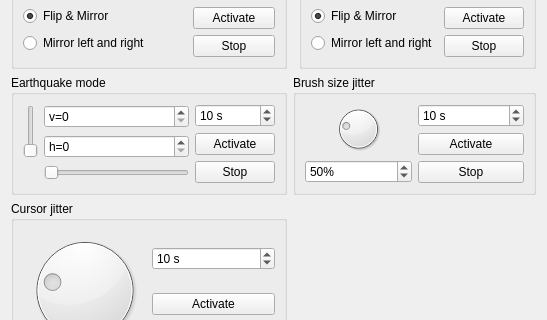
This is src/desktop/ui/handicaps.ui in drawpile/Artbattle as Qt 5 draws it before an edit; both pictures show x 0 to 547 and y 188 to 508 of the 547 by 590 pixel window. The edited form follows.
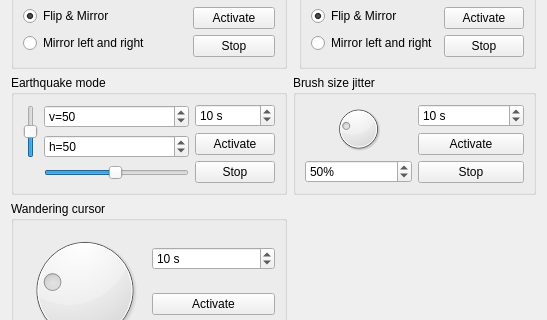
This is the edited form.

What changed in the file:
```diff
--- a/src/desktop/ui/handicaps.ui
+++ b/src/desktop/ui/handicaps.ui
@@ -317,6 +317,15 @@
        <layout class="QGridLayout" name="gridLayout">
         <item row="0" column="0" rowspan="2">
          <widget class="QSlider" name="quakeVertical">
+          <property name="minimum">
+           <number>1</number>
+          </property>
+          <property name="maximum">
+           <number>100</number>
+          </property>
+          <property name="value">
+           <number>50</number>
+          </property>
           <property name="orientation">
            <enum>Qt::Vertical</enum>
           </property>
@@ -327,6 +336,15 @@
           <property name="prefix">
            <string>v=</string>
           </property>
+          <property name="minimum">
+           <number>1</number>
+          </property>
+          <property name="maximum">
+           <number>100</number>
+          </property>
+          <property name="value">
+           <number>50</number>
+          </property>
          </widget>
         </item>
         <item row="1" column="1">
@@ -334,10 +352,28 @@
           <property name="prefix">
            <string>h=</string>
           </property>
+          <property name="minimum">
+           <number>1</number>
+          </property>
+          <property name="maximum">
+           <number>100</number>
+          </property>
+          <property name="value">
+           <number>50</number>
+          </property>
          </widget>
         </item>
         <item row="2" column="1">
          <widget class="QSlider" name="quakeHorizontal">
+          <property name="minimum">
+           <number>1</number>
+          </property>
+          <property name="maximum">
+           <number>100</number>
+          </property>
+          <property name="value">
+           <number>50</number>
+          </property>
           <property name="orientation">
            <enum>Qt::Horizontal</enum>
           </property>
@@ -455,7 +491,7 @@
    <item row="3" column="0">
     <widget class="QGroupBox" name="groupBox_7">
      <property name="title">
-      <string>Cursor jitter</string>
+      <string>Wandering cursor</string>
      </property>
      <layout class="QHBoxLayout" name="horizontalLayout_7">
       <item>
```
Left out of the diff: 26 changed lines with no effect on the pictures.
